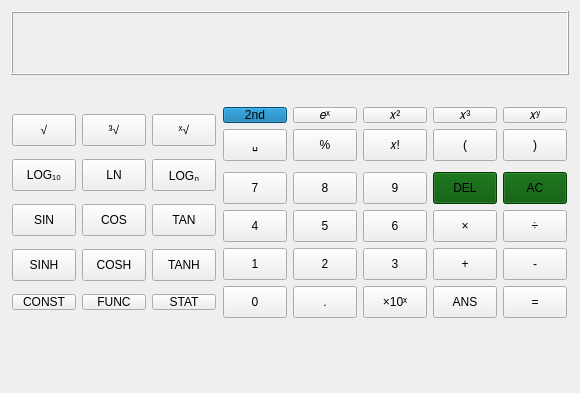
First picture: the form in calculatorwidget.ui, repository ganelonhb/QDMSuite, before the edit.
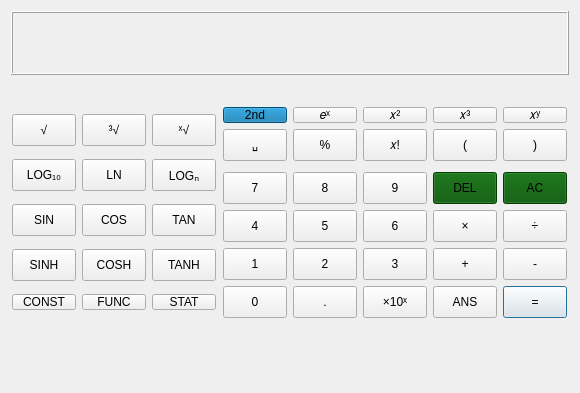
Second picture: the form after the edit. Custom widgets are drawn as their Qt base class.

The edit to the form file:
```diff
--- a/calculatorwidget.ui
+++ b/calculatorwidget.ui
@@ -1071,6 +1071,9 @@
            <property name="text">
             <string>=</string>
            </property>
+           <property name="default">
+            <bool>true</bool>
+           </property>
           </widget>
          </item>
         </layout>
```
